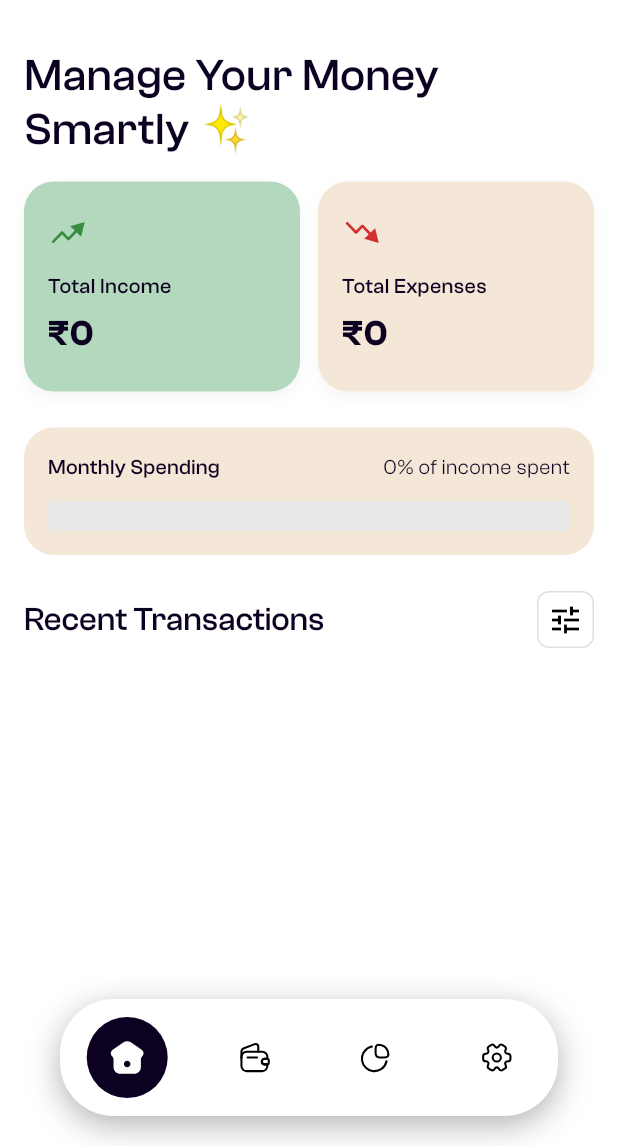
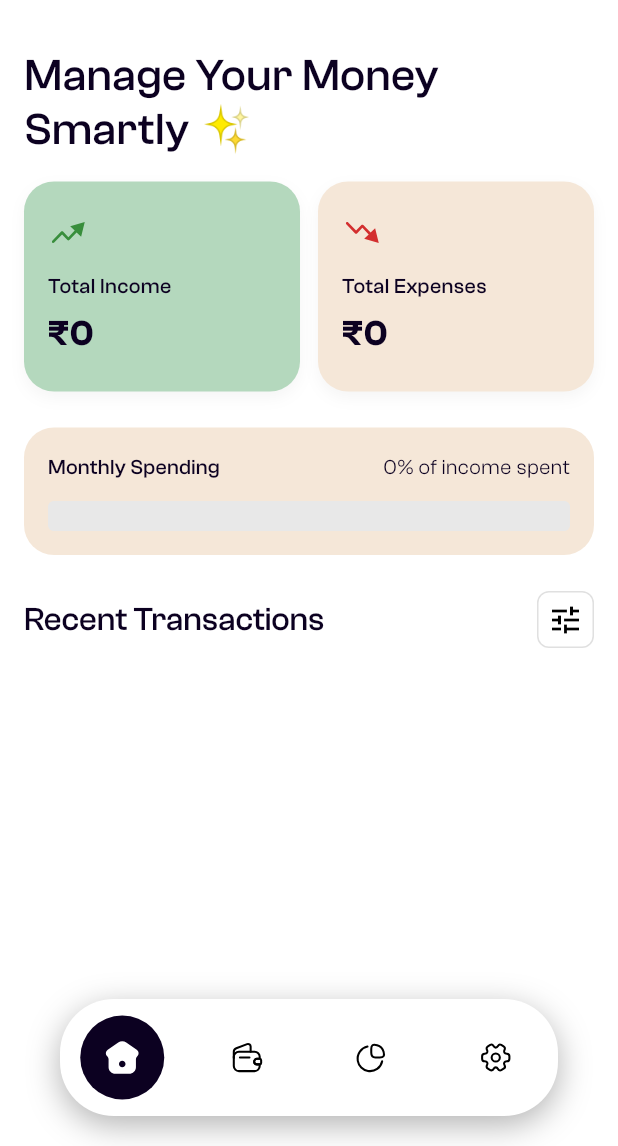
Before and after one commit to dishant-ramani/Expense-Tracker, a Flutter app: the screen it shows after launch, on a phone screen of 412 x 824 dp, the part 90-1236 px from its top. Run offline on Flutter 3.47's test engine with Material 3 defaults, Android fonts, the phone set to English and light mode, and no system bars; our stand-ins replace fl_chart, flutter_svg, google_fonts, google_mobile_ads, hive, hive_flutter; accounts and stored records are empty.

Commit message:
QA-fix Common(1)

```diff
--- a/lib/screens/main_screen.dart
+++ b/lib/screens/main_screen.dart
@@ -182,19 +182,18 @@ class _MainScreenState extends State<MainScreen> {
   required String assetPath,
   required bool isSelected,
 }) {
-  // Extract the base name and extension
   final pathSegments = assetPath.split('/');
   final fileName = pathSegments.last;
   final baseName = fileName.split('.').first;
   final extension = fileName.split('.').last;
 
-  // Create the filled asset path
-  final filledAssetPath = '${assetPath.substring(0, assetPath.lastIndexOf('/'))}/$baseName-fill.$extension';
+  final filledAssetPath =
+      '${assetPath.substring(0, assetPath.lastIndexOf('/'))}/$baseName-fill.$extension';
 
-  return GestureDetector(
+  return Expanded( // ⭐ KEY FIX 1: equal width on all devices
+    child: GestureDetector(
       onTap: () => _onItemTapped(index),
-    child: Container(
-      padding: const EdgeInsets.symmetric(vertical: 12, horizontal: 16),
+      child: Center( // ⭐ KEY FIX 2: force true centering
         child: AnimatedContainer(
           duration: const Duration(milliseconds: 200),
           width: isSelected ? 56 : 48,
@@ -216,7 +215,8 @@ class _MainScreenState extends State<MainScreen> {
           ),
         ),
       ),
+    ),
   );
+}
 
 }
-}
```
Lines whose indentation alone changed are shown as unchanged.
